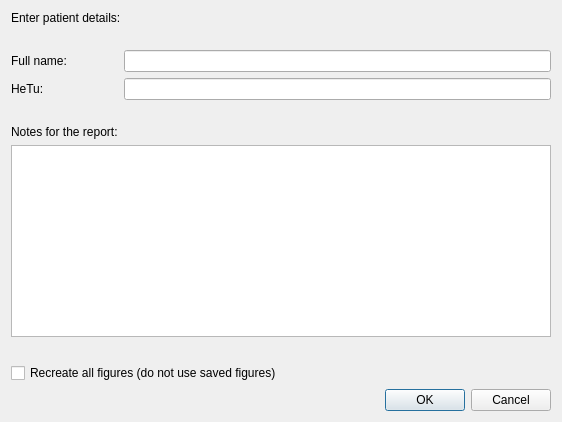
The window that gaitutils/gui/web_report_info.ui (NCH-Motion-Laboratory/gaitutils) describes before a commit, drawn with Qt 5.
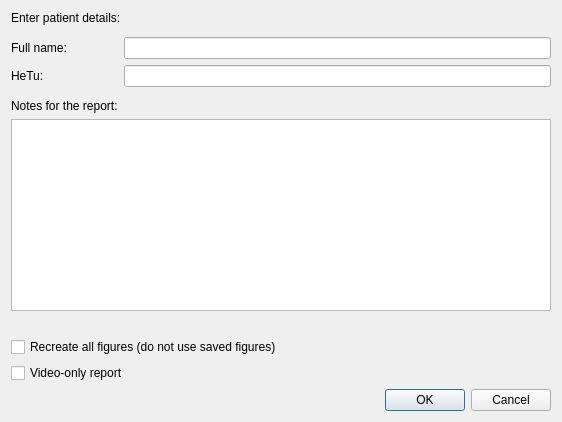
The same window after the commit.

Patch:
```diff
--- a/gaitutils/gui/web_report_info.ui
+++ b/gaitutils/gui/web_report_info.ui
@@ -108,6 +108,13 @@
      </property>
     </widget>
    </item>
+   <item>
+    <widget class="QCheckBox" name="xbVideoOnly">
+     <property name="text">
+      <string>Video-only report</string>
+     </property>
+    </widget>
+   </item>
    <item>
     <widget class="QDialogButtonBox" name="buttonBox">
      <property name="orientation">
```
